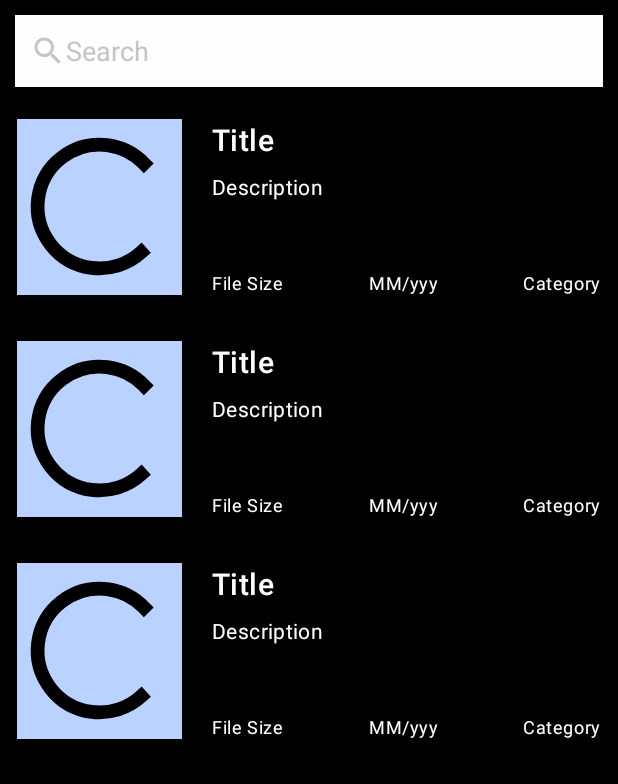
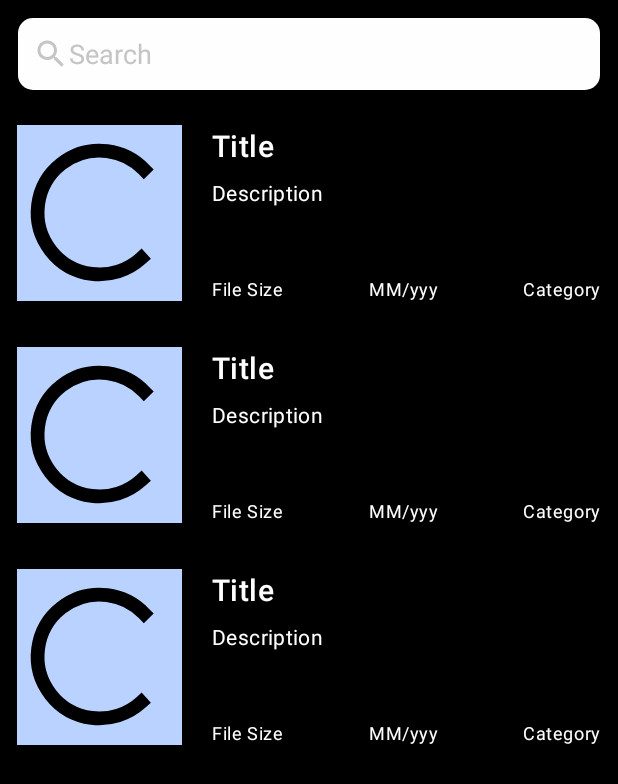
Before and after one commit to soundwanders/tantarian, an Android app: the layout fragment_books_user.xml on its own in the app's theme, with its tools: preview values and no code run, on a phone screen of 412 x 824 dp. Shown: the top 784 px of the screen. Run offline under Robolectric (Android 15) with nearby library versions, the phone set to English and light mode, and no system bars; plain views replace PDFView.

```diff
--- a/app/src/main/java/com/soundwanders/tantarian/TantarianApplication.kt
+++ b/app/src/main/java/com/soundwanders/tantarian/TantarianApplication.kt
@@ -17,7 +17,7 @@ import com.google.firebase.database.ValueEventListener
 import com.google.firebase.storage.FirebaseStorage
 import java.util.*
 
-class TantarianApplication:Application() {
+class TantarianApplication : Application() {
     override fun onCreate() {
         super.onCreate()
     }
@@ -113,7 +113,6 @@ class TantarianApplication:Application() {
                     }
 
                     override fun onCancelled(error: DatabaseError) {
-                        TODO("Not yet implemented")
                     }
                 })
         }
--- a/app/src/main/java/com/soundwanders/tantarian/UserDashboardActivity.kt
+++ b/app/src/main/java/com/soundwanders/tantarian/UserDashboardActivity.kt
@@ -16,11 +16,8 @@ import com.google.firebase.database.ValueEventListener
 import com.soundwanders.tantarian.databinding.ActivityUserDashboardBinding
 
 class UserDashboardActivity : AppCompatActivity() {
-    // view binding
     private lateinit var binding: ActivityUserDashboardBinding
-
     private lateinit var firebaseAuth: FirebaseAuth
-
     private lateinit var categoryArrayList: ArrayList<ModelCategory>
     private lateinit var viewPagerAdapter: ViewPagerAdapter
 
--- a/app/src/main/res/layout/fragment_books_user.xml
+++ b/app/src/main/res/layout/fragment_books_user.xml
@@ -9,20 +9,23 @@
     android:background="@color/black"
     tools:context=".BooksUserFragment">
 
+    <!-- Search Books -->
     <EditText
         android:id="@+id/searchEt"
         android:layout_width="match_parent"
         android:layout_height="wrap_content"
-        android:layout_margin="10dp"
-        android:autofillHints="false"
-        android:background="@color/white"
+        android:layout_margin="12dp"
+        android:background="@drawable/shape_edittext01"
         android:drawableStart="@drawable/ic_search_gray"
         android:hint="@string/search"
         android:inputType="text"
         android:minHeight="48dp"
         android:padding="10dp"
         android:textColor="@color/black"
-        android:textColorHint="@color/gray01" />
+        android:textColorHint="@color/gray01"
+        android:textCursorDrawable="@null"
+        android:autofillHints="false" />
+
 
     <androidx.recyclerview.widget.RecyclerView
         android:id="@+id/booksRv"
--- a/app/src/main/res/values/strings.xml
+++ b/app/src/main/res/values/strings.xml
@@ -54,5 +54,5 @@
     <string name="reading_book">Read Book</string>
     <string name="download">Download</string>
 
-    <string name="hello_blank_fragment">Hello blank fragment</string>
+    <string name="blank_fragment">Blank fragment!</string>
 </resources>
```
Also changed, not shown: app/src/main/java/com/soundwanders/tantarian/AdapterPdfUser.kt (+21 -17 lines), app/src/main/java/com/soundwanders/tantarian/BooksUserFragment.kt (+10 -7 lines), app/src/main/java/com/soundwanders/tantarian/FilterPdfUser.kt (renamed from app/src/main/java/com/soundwanders/tantarian/FlterPdfUser.kt, +5 -5 lines), app/src/main/res/layout/activity_user_dashboard.xml (+6 -2 lines).
